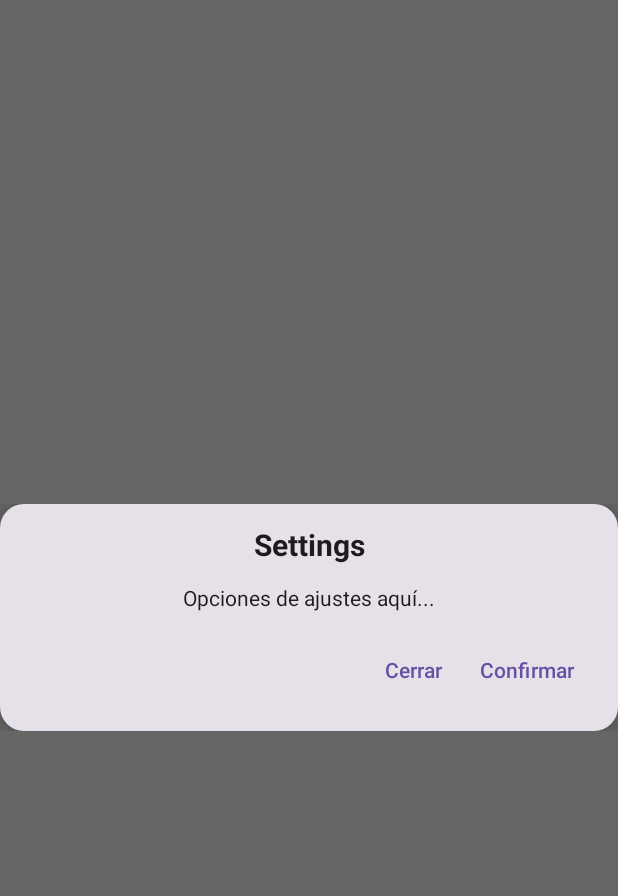
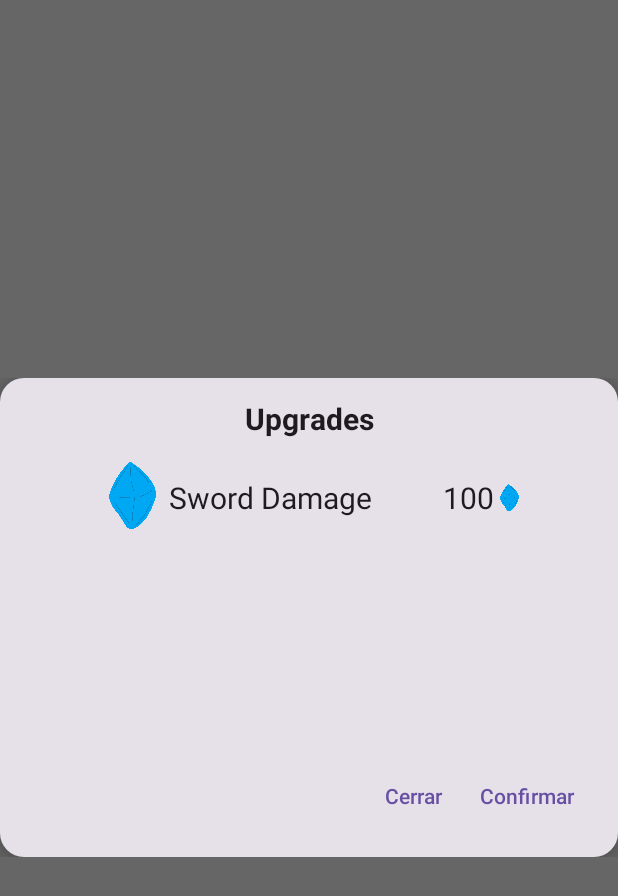
Before and after one commit to pablofpx/DAM_Knightly, an Android app built with Jetpack Compose: the @Preview function Preview, on a phone screen of 412 x 824 dp. Shown: the top 896 px of the screen. Run offline under Robolectric (Android 15) with nearby library versions, the phone set to English and light mode, and no system bars.

Commit message:
creado fork

```diff
--- a/app/src/main/java/com/example/knight/MainActivity.kt
+++ b/app/src/main/java/com/example/knight/MainActivity.kt
@@ -222,7 +222,7 @@ fun Content(modifier: Modifier) {
         Spacer(modifier = Modifier.height(16.dp))
 
         // espada y magia
-        var alignment: Alignment
+        val alignment: Alignment
         val weapon: Int
 
         if (currentMonsterIndex % 2 == 0) {
--- a/app/src/main/java/com/example/knight/SettingsDialog.kt
+++ b/app/src/main/java/com/example/knight/SettingsDialog.kt
@@ -1,5 +1,6 @@
 package com.example.knight
 
+import androidx.compose.foundation.Image
 import androidx.compose.foundation.layout.Arrangement
 import androidx.compose.foundation.layout.Column
 import androidx.compose.foundation.layout.Spacer
@@ -15,9 +16,11 @@ import androidx.compose.ui.unit.dp
 import androidx.compose.ui.unit.sp
 import androidx.compose.ui.window.Dialog
 import androidx.compose.foundation.layout.*
+import androidx.compose.foundation.lazy.LazyColumn
 import androidx.compose.material3.CardDefaults
 import androidx.compose.material3.TextButton
 import androidx.compose.ui.Modifier
+import androidx.compose.ui.res.painterResource
 import androidx.compose.ui.tooling.preview.Preview
 import androidx.compose.ui.tooling.preview.PreviewParameter
 
@@ -28,6 +31,7 @@ fun SettingsDialog(
     onDismissRequest: () -> Unit,
     onConfirmation: () -> Unit
 ) {
+    var upgradeSwordCost = 100
     if(show){
         Dialog(onDismissRequest = { onDismissRequest() }) {
             Card(
@@ -43,13 +47,22 @@ fun SettingsDialog(
                     horizontalAlignment = Alignment.CenterHorizontally
                 ) {
                     Text(
-                        text = "Settings",
+                        text = "Upgrades",
                         fontSize = 20.sp,
                         fontWeight = FontWeight.Bold
                     )
                     Spacer(modifier = Modifier.height(16.dp))
-                    Text(text = "Opciones de ajustes aquí...")
-                    Spacer(modifier = Modifier.height(16.dp))
+
+                    LazyColumn (
+                        modifier = Modifier
+                            .height(200.dp)
+                            .fillMaxWidth()
+                    ){
+                        item{
+                            SwordUpgrade(upgradeSwordCost)
+                        }
+                    }
+
                     Row (
                         modifier = Modifier
                             .fillMaxWidth(),
--- /dev/null
+++ b/app/src/main/java/com/example/knight/SwordUpgrade.kt
@@ -0,0 +1,63 @@
+package com.example.knight
+
+import androidx.compose.foundation.Image
+import androidx.compose.foundation.layout.Arrangement
+import androidx.compose.foundation.layout.Row
+import androidx.compose.foundation.layout.fillMaxWidth
+import androidx.compose.foundation.layout.size
+import androidx.compose.material3.Text
+import androidx.compose.runtime.Composable
+import androidx.compose.ui.Alignment
+import androidx.compose.ui.Modifier
+import androidx.compose.ui.res.painterResource
+import androidx.compose.ui.tooling.preview.Preview
+import androidx.compose.ui.unit.dp
+import androidx.compose.ui.unit.sp
+
+@Composable
+fun SwordUpgrade(upgradeSwordCost: Int){
+    Row(
+        modifier = Modifier
+            .fillMaxWidth(),
+        horizontalArrangement = Arrangement.SpaceEvenly,
+        verticalAlignment = Alignment.CenterVertically
+    ){
+        Row(
+            verticalAlignment = Alignment.CenterVertically
+        ) {
+            Image(
+                modifier = Modifier
+                    .size(50.dp),
+                painter = painterResource(R.drawable.currency),
+                contentDescription = "upgrade"
+            )
+            Text(
+                fontSize = 20.sp,
+                text = "Sword Damage"
+            )
+        }
+
+        // coste de la mejora procedural
+        Row(
+            verticalAlignment = Alignment.CenterVertically,
+            horizontalArrangement = Arrangement.SpaceBetween
+        ){
+            Text(
+                fontSize = 20.sp,
+                text = upgradeSwordCost.toString()
+            )
+            Image(
+                modifier = Modifier
+                    .size(20.dp),
+                painter = painterResource(R.drawable.currency),
+                contentDescription = "cost_icon"
+            )
+        }
+    }
+}
+
+@Preview
+@Composable
+fun PreviewDialog() {
+    SwordUpgrade(100)
+}
```
